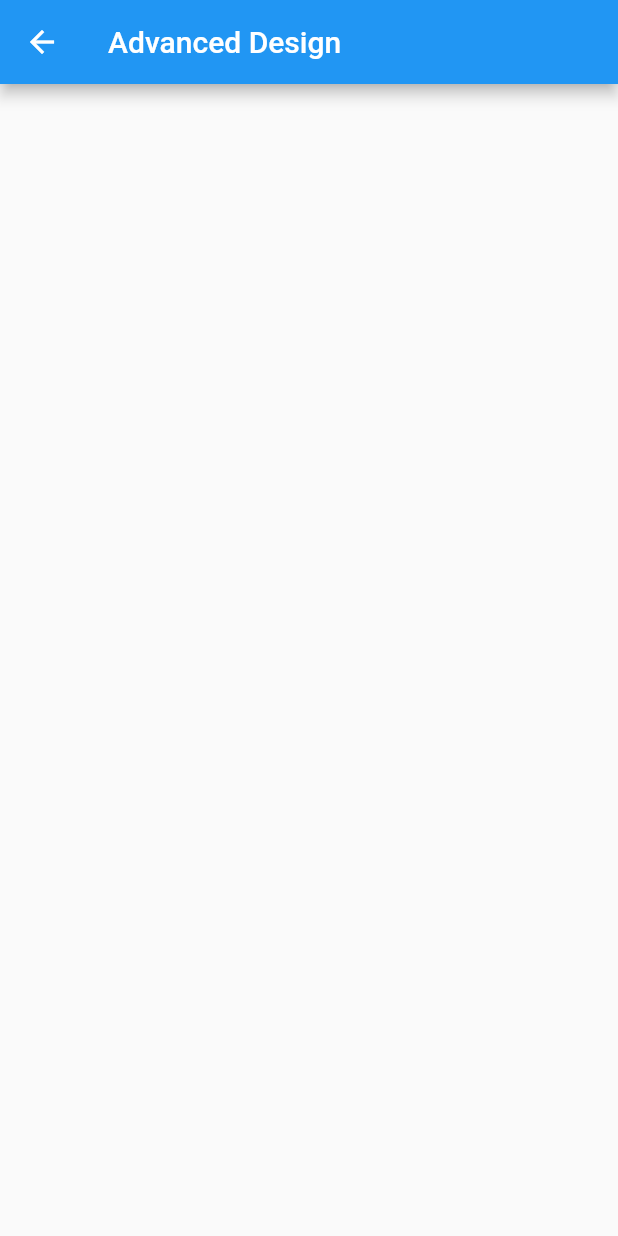
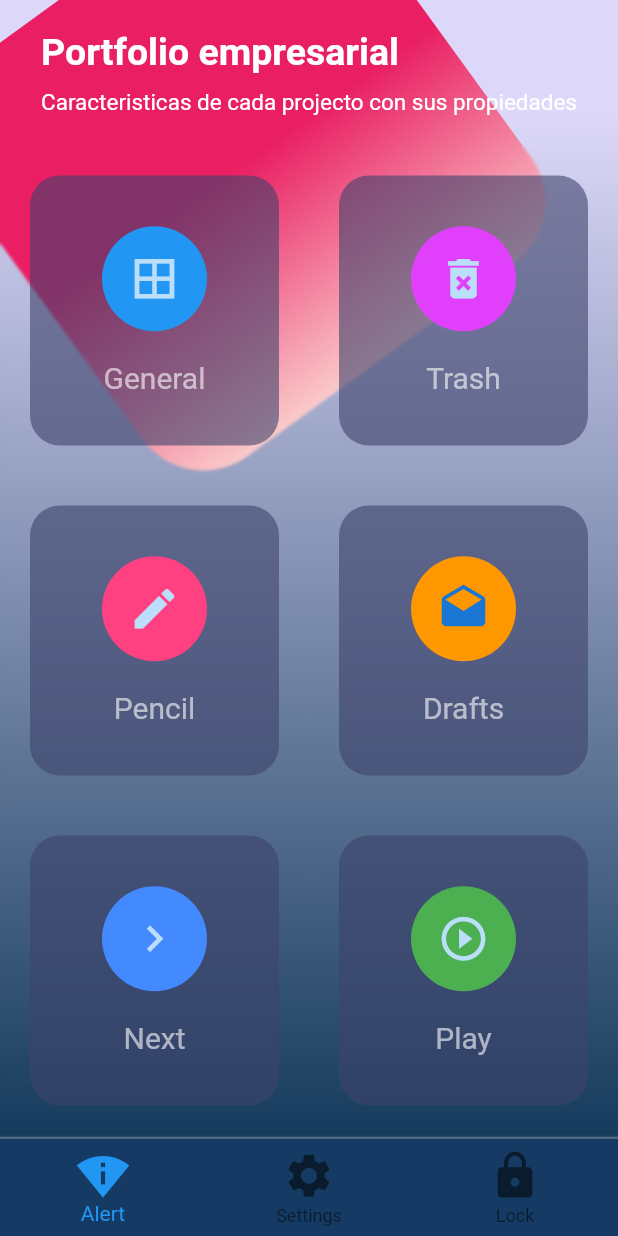
Before and after one commit to gallottohugo/FlutterDesigns, a Flutter app: the AdvancedPage screen opened by its route, on a phone screen of 412 x 824 dp. Run offline on Flutter 3.47's test engine with Material 2 defaults, Android fonts, the phone set to English and light mode, and no system bars.

Commit message:
Create advanced page

```diff
--- a/lib/src/pages/advanced_page.dart
+++ b/lib/src/pages/advanced_page.dart
@@ -1,13 +1,192 @@
+import 'dart:math';
+import 'dart:ui';
+
 import 'package:flutter/material.dart';
+import 'package:flutter/services.dart';
 
 class AdvancedPage extends StatelessWidget {
   	@override
   	Widget build(BuildContext context) {
+
+		SystemChrome.setSystemUIOverlayStyle(SystemUiOverlayStyle.light.copyWith(
+			statusBarColor: Colors.transparent,
+		));
+
     	return Scaffold(
-      		appBar: AppBar(
-				title: Text('Advanced Design'),
+			body: Stack(
+				children: <Widget>[
+					_pageBackground(),
+					SingleChildScrollView(
+						child: Column(
+							children: <Widget>[
+								_titles(),
+								_buttonsTable(),
+							],
+						),
+					)
+				],
 			),
-			body: Container(),
-    	);
+			bottomNavigationBar: _bottomNavigationBar(context)
+
+      	);
   	}
+
+
+	Widget _pageBackground(){
+		final _background = Container(
+			width: double.infinity,
+			height: double.infinity,
+			decoration: BoxDecoration(
+				gradient: LinearGradient(
+					begin: FractionalOffset(0.0, 0.1),
+					end: FractionalOffset(0.0, 1.0),
+					colors: [Color.fromRGBO(221, 216, 249, 1.0), Color.fromRGBO(21, 59, 92, 1.0)]
+				)
+			),
+		);
+
+		final _pinBox = Transform.rotate(
+			angle: -pi / 5.0,
+			child: Container(
+				height: 320.0,
+				width: 320.0,
+				decoration: BoxDecoration(
+					borderRadius: BorderRadius.circular(50.0),
+					gradient: LinearGradient(
+						begin: FractionalOffset(0.0, 0.5),
+						end: FractionalOffset(0.0, 1.0),
+						colors: [Colors.pink, Color.fromRGBO(250, 202, 202, 1.0)]
+					)
+				),
+			),
+		);
+
+
+		return Stack(
+			children: <Widget>[
+				_background,
+				Positioned(
+					top: -50,
+					child: _pinBox,
+				)
+
+			],
+		);
+
+	}
+
+	Widget _titles(){
+		return SafeArea(
+			child: Container(
+				padding: EdgeInsets.all(20.0),
+				child: Column(
+					crossAxisAlignment: CrossAxisAlignment.start,
+					children: <Widget>[
+						Text(
+							'Portfolio empresarial',
+							style: TextStyle(fontSize: 25.0, color: Colors.white, fontWeight: FontWeight.bold),
+						),
+						SizedBox(height: 10.0,),
+						Text(
+							'Caracteristicas de cada projecto con sus propiedades',
+							style: TextStyle(fontSize: 15.0, color: Colors.white,),
+						)
+					],
+				),
+		  	),
+		);
+	}
+
+	Widget _bottomNavigationBar(BuildContext context){
+		return Theme(
+			data: Theme.of(context).copyWith(
+				canvasColor: Color.fromRGBO(21, 59, 100, 1.0),
+				primaryColor: Colors.white,
+				textTheme: Theme.of(context).textTheme.copyWith(
+					caption: TextStyle(color: Colors.grey)
+				)
+			),
+			child: BottomNavigationBar(
+				fixedColor: Colors.blue,
+				items: <BottomNavigationBarItem>[
+					BottomNavigationBarItem(
+						icon: Icon(Icons.perm_scan_wifi, size: 35.0,),
+						title: Text('Alert')
+					),
+					BottomNavigationBarItem(
+						icon: Icon(Icons.settings, size: 35.0,),
+						title: Text('Settings')
+					),
+					BottomNavigationBarItem(
+						icon: Icon(Icons.lock, size: 35.0,),
+						title: Text('Lock')
+					)
+				],
+			)
+		);
+	}
+
+	Widget _buttonsTable(){
+		return Table(
+			children: <TableRow>[
+				TableRow(
+					children: <Widget>[
+						_button(Colors.blue, Icons.border_all, 'General'),
+						_button(Colors.purpleAccent, Icons.delete_forever, 'Trash'),
+					]
+				),
+				TableRow(
+					children: <Widget>[
+						_button(Colors.pinkAccent, Icons.mode_edit, 'Pencil'),
+						_button(Colors.orange, Icons.drafts, 'Drafts'),
+					]
+				),
+				TableRow(
+					children: <Widget>[
+						_button(Colors.blueAccent, Icons.navigate_next, 'Next'),
+						_button(Colors.green, Icons.play_circle_outline, 'Play'),
+					]
+				),
+				TableRow(
+					children: <Widget>[
+						_button(Colors.teal, Icons.stop, 'Stop'),
+						_button(Colors.tealAccent, Icons.style, 'Style'),
+					]
+				),
+			],
+		);
+	}
+
+
+	Widget _button(Color iconColor, IconData icon, String title){
+		return ClipRect(
+			child: BackdropFilter(
+				filter: ImageFilter.blur(
+					sigmaX: 1.0,
+					sigmaY: 1.0
+				),
+				child: Container(
+					height: 180.0,
+					margin: EdgeInsets.all(20.0),
+					decoration: BoxDecoration(
+						color: Color.fromRGBO(62, 66, 107, 0.6),
+						borderRadius: BorderRadius.circular(20.0)
+					),
+					child: Column(
+						mainAxisAlignment: MainAxisAlignment.spaceAround,
+						children: <Widget>[
+							SizedBox(height: 5.0,),
+							CircleAvatar(
+								radius: 35.0,
+								backgroundColor: iconColor,
+								child: Icon(icon, size: 35.0,),
+							),
+							Text(title, style: TextStyle(color: Colors.white60, fontSize:20.0),),
+							SizedBox(height: 5.0,)
+						],
+					),
+		    	),
+		  	),
+		);
+	}
 }
```
